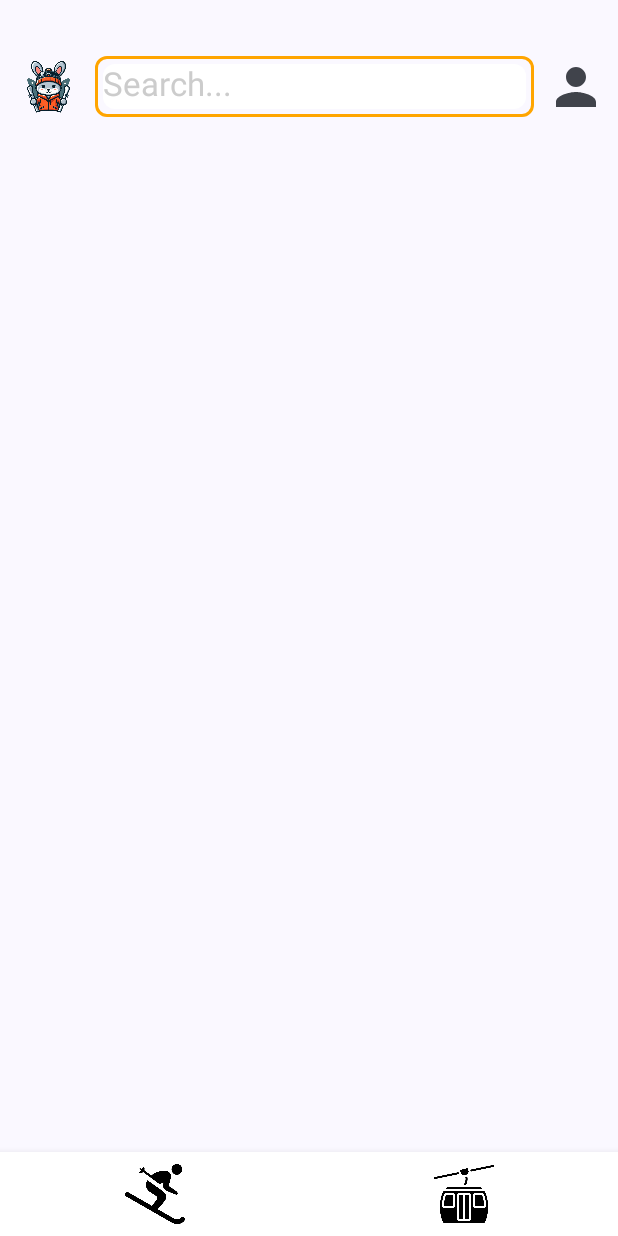
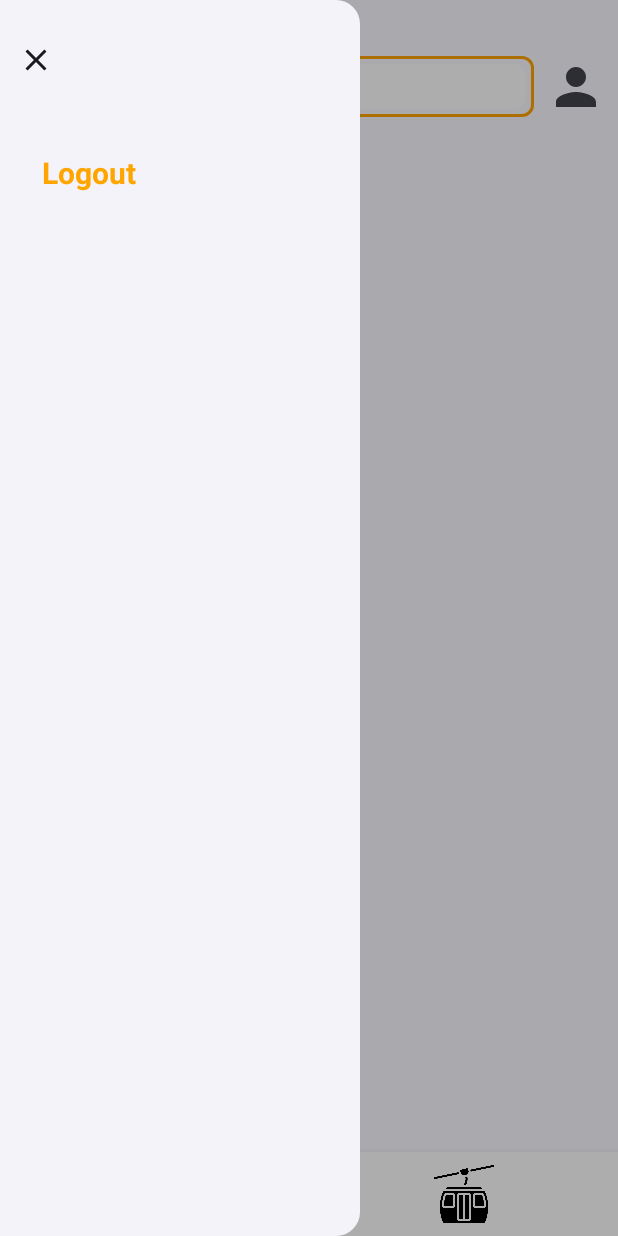
Before and after one commit to Anthony-Philippe/MountainMinder, an Android app built with Jetpack Compose: the composable TopBar shown on its own in the app's theme, after a tap on "Profile Icon", on a phone screen of 412 x 824 dp. Run offline under Robolectric (Android 15) with nearby library versions, the phone set to English and light mode, and no system bars; our stand-ins replace Firebase (no records; nobody signed in at launch, a user with empty details on screens opened directly); Roboto replaces fonts that are not available here.

Commit message:
add drawer for logout

```diff
--- a/app/build.gradle.kts
+++ b/app/build.gradle.kts
@@ -68,6 +68,7 @@ dependencies {
     implementation(platform("androidx.compose:compose-bom:2023.08.00"))
     implementation("com.google.firebase:firebase-auth-ktx:22.3.1")
     implementation(platform("androidx.compose:compose-bom:2023.08.00"))
+    implementation("androidx.navigation:navigation-runtime-ktx:2.7.7")
     testImplementation("junit:junit:4.13.2")
     androidTestImplementation("androidx.test.ext:junit:1.1.5")
     androidTestImplementation("androidx.test.espresso:espresso-core:3.5.1")
--- a/app/src/main/AndroidManifest.xml
+++ b/app/src/main/AndroidManifest.xml
@@ -19,20 +19,20 @@
             android:theme="@style/Theme.SkiMouse" />
         <activity
             android:name=".LogActivity"
+            android:exported="false"
+            android:label="@string/title_activity_log"
+            android:theme="@style/Theme.SkiMouse">
+        </activity>
+        <activity
+            android:name=".MainActivity"
             android:exported="true"
-            android:label="@string/title_activity_log"
+            android:label="@string/app_name"
             android:theme="@style/Theme.SkiMouse">
             <intent-filter>
                 <action android:name="android.intent.action.MAIN" />
-
                 <category android:name="android.intent.category.LAUNCHER" />
             </intent-filter>
         </activity>
-        <activity
-            android:name=".MainActivity"
-            android:exported="false"
-            android:label="@string/app_name"
-            android:theme="@style/Theme.SkiMouse"></activity>
     </application>
 
 </manifest>
--- a/app/src/main/java/fr/isen/derkrikorian/skimouse/MainActivity.kt
+++ b/app/src/main/java/fr/isen/derkrikorian/skimouse/MainActivity.kt
@@ -6,9 +6,7 @@ import android.os.Bundle
 import android.util.Log
 import androidx.activity.ComponentActivity
 import androidx.activity.compose.setContent
-import androidx.compose.foundation.Canvas
-import androidx.compose.foundation.Image
-import androidx.compose.foundation.border
+import androidx.compose.foundation.*
 import androidx.compose.foundation.layout.Box
 import androidx.compose.foundation.layout.Column
 import androidx.compose.foundation.layout.PaddingValues
@@ -24,31 +22,44 @@ import androidx.compose.foundation.layout.wrapContentWidth
 import androidx.compose.foundation.lazy.LazyColumn
 import androidx.compose.foundation.lazy.items
 import androidx.compose.foundation.text.BasicTextField
+import androidx.compose.material.BottomNavigation
+import androidx.compose.material.BottomNavigationItem
 import androidx.compose.material.icons.Icons
 import androidx.compose.material.icons.filled.Person
+import androidx.compose.material.icons.outlined.Close
 import androidx.compose.material3.Divider
+import androidx.compose.material3.DrawerValue
 import androidx.compose.material3.ExperimentalMaterial3Api
 import androidx.compose.material3.Icon
 import androidx.compose.material3.IconButton
 import androidx.compose.material3.MaterialTheme
+import androidx.compose.material3.ModalDrawerSheet
+import androidx.compose.material3.ModalNavigationDrawer
 import androidx.compose.material3.Scaffold
 import androidx.compose.material3.Surface
 import androidx.compose.material3.Text
+import androidx.compose.material3.TextButton
 import androidx.compose.material3.TopAppBar
+import androidx.compose.material3.rememberDrawerState
 import androidx.compose.runtime.Composable
 import androidx.compose.runtime.LaunchedEffect
 import androidx.compose.runtime.getValue
 import androidx.compose.runtime.mutableStateListOf
 import androidx.compose.runtime.mutableStateOf
 import androidx.compose.runtime.remember
+import androidx.compose.runtime.rememberCoroutineScope
 import androidx.compose.ui.Alignment
 import androidx.compose.ui.Modifier
 import androidx.compose.ui.graphics.Color
 import androidx.compose.ui.graphics.SolidColor
 import androidx.compose.ui.graphics.painter.Painter
 import androidx.compose.ui.res.painterResource
+import androidx.compose.ui.res.stringResource
+import androidx.compose.ui.text.TextStyle
+import androidx.compose.ui.text.font.FontWeight
 import androidx.compose.ui.text.input.TextFieldValue
 import androidx.compose.ui.unit.dp
+import androidx.compose.ui.unit.sp
 import androidx.navigation.NavController
 import androidx.navigation.compose.NavHost
 import androidx.navigation.compose.composable
@@ -59,13 +70,11 @@ import com.google.firebase.database.DatabaseError
 import com.google.firebase.database.DatabaseReference
 import com.google.firebase.database.FirebaseDatabase
 import com.google.firebase.database.ValueEventListener
-import fr.isen.derkrikorian.skimouse.ui.theme.SkiMouseTheme
-import androidx.compose.material.BottomNavigation
-import androidx.compose.material.BottomNavigationItem
-import androidx.compose.ui.res.stringResource
 import fr.isen.derkrikorian.skimouse.MainActivity.Companion.KEY_ROUTE
 import fr.isen.derkrikorian.skimouse.SlopeDifficulty.Companion.getSlopeImageResource
+import fr.isen.derkrikorian.skimouse.ui.theme.SkiMouseTheme
 import fr.isen.touret.skimouse.Slope
+import kotlinx.coroutines.launch
 
 class MainActivity : ComponentActivity() {
     private lateinit var database: DatabaseReference
@@ -123,8 +132,6 @@ class MainActivity : ComponentActivity() {
 }
 
 
-
-
 enum class LiftType {
     TELECABINE,
     TELESIEGE,
@@ -133,9 +140,8 @@ enum class LiftType {
 }
 
 
-
 @Composable
-fun BottomBar(navController: NavController){
+fun BottomBar(navController: NavController) {
     val items = listOf("SlopeView", "LiftView")
 
     BottomNavigation(
@@ -174,17 +180,40 @@ fun BottomBar(navController: NavController){
     }
 }
 
-
-
 @SuppressLint("UnusedMaterial3ScaffoldPaddingParameter")
 @Composable
 @ExperimentalMaterial3Api
 fun TopBar() {
     val logo: Painter = painterResource(id = R.drawable.logo)
     var textState = remember { mutableStateOf(TextFieldValue()) }
+    val drawerState = rememberDrawerState(initialValue = DrawerValue.Closed)
     val navController = rememberNavController()
     val items = listOf("SlopeView", "LiftView")
+    val scope = rememberCoroutineScope()
 
+    ModalNavigationDrawer(
+        drawerContent = {
+            ModalDrawerSheet {
+                Spacer(modifier = Modifier.height(16.dp))
+                IconButton(onClick = { scope.launch { drawerState.close() } }
+                ) {
+                    Icon(imageVector = Icons.Outlined.Close, contentDescription = "Profile Icon")
+                }
+                Spacer(modifier = Modifier.height(16.dp))
+                TextButton(onClick = { }) {
+                    Text(
+                        "Logout", modifier = Modifier.padding(16.dp), style = TextStyle(
+                            color = Color(0xFFFFA500),
+                            fontSize = 20.sp,
+                            fontWeight = FontWeight.Bold
+                        )
+                    )
+                }
+            }
+        },
+        drawerState = drawerState,
+        gesturesEnabled = true
+    ) {
         Scaffold(
             topBar = {
                 TopAppBar(
@@ -200,11 +229,13 @@ fun TopBar() {
                         )
                     },
                     title = {
-                    Box(modifier = Modifier
+                        Box(
+                            modifier = Modifier
                                 .fillMaxWidth()
                                 .border(2.dp, Color(0xFFFFA500), MaterialTheme.shapes.small)
                                 .wrapContentWidth(align = Alignment.CenterHorizontally),
-                        contentAlignment = Alignment.Center) {
+                            contentAlignment = Alignment.Center
+                        ) {
                             BasicTextField(
                                 value = textState.value,
                                 onValueChange = { textState.value = it },
@@ -221,7 +252,11 @@ fun TopBar() {
                                         modifier = Modifier.fillMaxWidth()
                                     ) {
                                         if (textState.value.text.isEmpty()) {
-                                        Text("Search...", style = MaterialTheme.typography.titleLarge, color = Color.LightGray) // Placeholder text
+                                            Text(
+                                                "Search...",
+                                                style = MaterialTheme.typography.titleLarge,
+                                                color = Color.LightGray
+                                            ) // Placeholder text
                                         }
                                         innerTextField()
                                     }
@@ -230,8 +265,16 @@ fun TopBar() {
                         }
                     },
                     actions = {
-                    IconButton(onClick = { /* Handle profile icon press */ }) {
-                        Icon(Icons.Default.Person, contentDescription = "Profile Icon" , modifier = Modifier.size(60.dp))
+                        IconButton(onClick = {
+                            scope.launch {
+                                drawerState.open()
+                            }
+                        }) {
+                            Icon(
+                                Icons.Default.Person,
+                                contentDescription = "Profile Icon",
+                                modifier = Modifier.size(60.dp)
+                            )
                         }
                     },
                 )
@@ -241,15 +284,30 @@ fun TopBar() {
             }
         ) {
             NavHost(navController, startDestination = items.first()) {
-            composable("SlopeView") { SlopeView(database = FirebaseDatabase.getInstance().reference, innerPadding = PaddingValues(top = 85.dp, bottom = 75.dp)) }
-            composable("LiftView") { LiftView(database = FirebaseDatabase.getInstance().reference, innerPadding = PaddingValues(top = 85.dp, bottom = 75.dp)) }
+                composable("SlopeView") {
+                    SlopeView(
+                        database = FirebaseDatabase.getInstance().reference,
+                        innerPadding = PaddingValues(top = 85.dp, bottom = 75.dp)
+                    )
+                }
+                composable("LiftView") {
+                    LiftView(
+                        database = FirebaseDatabase.getInstance().reference,
+                        innerPadding = PaddingValues(top = 85.dp, bottom = 75.dp)
+                    )
+                }
+            }
         }
     }
 }
 
 
 @Composable
-fun SlopeView(database: DatabaseReference, modifier: Modifier = Modifier, innerPadding: PaddingValues) {
+fun SlopeView(
+    database: DatabaseReference,
+    modifier: Modifier = Modifier,
+    innerPadding: PaddingValues
+) {
     val slopeList = remember { mutableStateListOf<Slope>() }
 
     val slopesReference = database.child("slopes")
@@ -275,7 +333,10 @@ fun SlopeView(database: DatabaseReference, modifier: Modifier = Modifier, innerP
     LazyColumn(modifier = modifier.padding(innerPadding)) {
         items(slopeList) { slope ->
             val color = Color(android.graphics.Color.parseColor(slope.color ?: ""))
-            Row(verticalAlignment = Alignment.CenterVertically, modifier = Modifier.padding(8.dp)) {
+            Row(
+                verticalAlignment = Alignment.CenterVertically,
+                modifier = Modifier.padding(8.dp)
+            ) {
                 Image(
                     painter = painterResource(id = getSlopeImageResource(slope.color)),
                     contentDescription = "Slope",
@@ -305,7 +366,11 @@ fun SlopeView(database: DatabaseReference, modifier: Modifier = Modifier, innerP
 }
 
 @Composable
-fun LiftView(database : DatabaseReference, modifier: Modifier = Modifier, innerPadding: PaddingValues) {
+fun LiftView(
+    database: DatabaseReference,
+    modifier: Modifier = Modifier,
+    innerPadding: PaddingValues
+) {
     val lifts = remember { mutableStateListOf<Lift>() }
     val liftsReference = database.child("lifts")
 
@@ -328,7 +393,10 @@ fun LiftView(database : DatabaseReference, modifier: Modifier = Modifier, innerP
     }
     LazyColumn(modifier = modifier.padding(innerPadding)) {
         items(lifts) { lift ->
-            Row(verticalAlignment = Alignment.CenterVertically, modifier = Modifier.padding(8.dp)) {
+            Row(
+                verticalAlignment = Alignment.CenterVertically,
+                modifier = Modifier.padding(8.dp)
+            ) {
                 Image(
                     painter = painterResource(id = R.drawable.ski_lift),
                     contentDescription = "Lift",
--- a/build.gradle.kts
+++ b/build.gradle.kts
@@ -1,6 +1,6 @@
 // Top-level build file where you can add configuration options common to all sub-projects/modules.
 plugins {
-    id("com.android.application") version "8.2.2" apply false
+    id("com.android.application") version "8.1.2" apply false
     id("org.jetbrains.kotlin.android") version "1.9.0" apply false
     id("com.google.gms.google-services") version "4.4.1" apply false
 }
```
Lines whose indentation alone changed are shown as unchanged.
